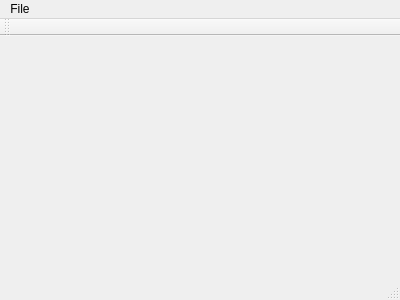
Old version of the form mansion/mainwindow.ui in the repository rerdem/Penguin-Adventure-Engine.
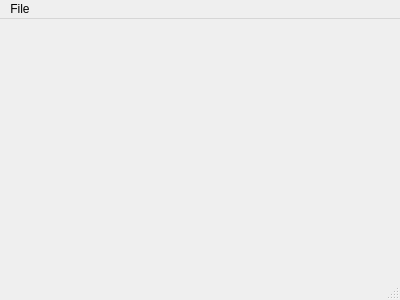
New version of the form.

The edit to the form file:
```diff
--- a/mansion/mainwindow.ui
+++ b/mansion/mainwindow.ui
@@ -35,14 +35,6 @@
    </widget>
    <addaction name="menuFile"/>
   </widget>
-  <widget class="QToolBar" name="mainToolBar">
-   <attribute name="toolBarArea">
-    <enum>TopToolBarArea</enum>
-   </attribute>
-   <attribute name="toolBarBreak">
-    <bool>false</bool>
-   </attribute>
-  </widget>
   <widget class="QStatusBar" name="statusBar"/>
   <action name="actionQuit">
    <property name="text">
```
